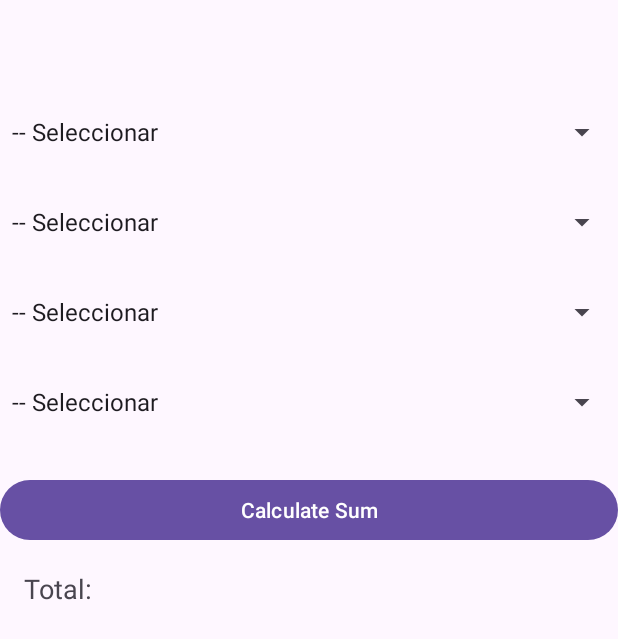
After one commit to Sheens507/Proyecto-Poala-Martin-cafeteria, an Android app: the SeleccionarComida screen opened directly, with no data from a screen before it, on a phone screen of 412 x 824 dp. The commit adds this screen. Shown: the top 639 px of the screen. Run offline under Robolectric (Android 15) with nearby library versions, the phone set to English and light mode, and no system bars.

Commit message:
Menu personalizado
Esta la base del codigo y el template, falta cambiar nombres de archivos y titulo a cada spinner and boton para la pasarela de pago

```diff
--- a/app/src/main/AndroidManifest.xml
+++ b/app/src/main/AndroidManifest.xml
@@ -15,7 +15,7 @@
         android:theme="@style/Theme.ProyectoProgressbar"
         tools:targetApi="31">
         <activity android:name=".Login"></activity>
-        <activity android:name=".Economico"></activity>
+        <activity android:name=".SeleccionarComida"></activity>
         <activity
             android:name=".MainActivity"
             android:exported="true">
--- a/app/src/main/java/com/example/proyectoprogressbar/Login.java
+++ b/app/src/main/java/com/example/proyectoprogressbar/Login.java
@@ -35,7 +35,7 @@ public class Login extends AppCompatActivity {
                     // Login exitoso
                     Toast.makeText(Login.this, "Login Successful", Toast.LENGTH_SHORT).show();
                     // Lanzar actividad Estudiante
-                    Intent intent = new Intent(Login.this, ECONOMICO.class);
+                    Intent intent = new Intent(Login.this, SeleccionarComida.class);
                     startActivity(intent);
                 } else {
                     // Login fallido
--- /dev/null
+++ b/app/src/main/java/com/example/proyectoprogressbar/SeleccionarComida.java
@@ -0,0 +1,76 @@
+// java/com/example/proyectoprogressbar/SeleccionarComida.java
+package com.example.proyectoprogressbar;
+
+import android.os.Bundle;
+import android.view.View;
+import android.widget.ArrayAdapter;
+import android.widget.Button;
+import android.widget.Spinner;
+import android.widget.TextView;
+
+import androidx.appcompat.app.AppCompatActivity;
+
+public class SeleccionarComida extends AppCompatActivity {
+
+    private Spinner spinnerProteina, spinnerCarbohidratos, spinnerAcompanamiento, spinnerBebida;
+    private TextView textResult;
+
+    // Arrays de ejemplo con sus respectivos valores, incluyendo la opción predeterminada
+    private String[] proteinas = {"-- Seleccionar", "Pollo - 100", "Carne - 150", "Pescado - 200"};
+    private String[] carbohidratos = {"-- Seleccionar", "Arroz - 50", "Pasta - 60", "Pan - 40"};
+    private String[] acompanamientos = {"-- Seleccionar", "Ensalada - 20", "Papas Fritas - 80", "Verduras - 30"};
+    private String[] bebidas = {"-- Seleccionar", "Agua - 0", "Jugo - 50", "Refresco - 70"};
+
+    @Override
+    protected void onCreate(Bundle savedInstanceState) {
+        super.onCreate(savedInstanceState);
+        setContentView(R.layout.activity_seleccionar_comida);
+
+        spinnerProteina = findViewById(R.id.spinner_proteina);
+        spinnerCarbohidratos = findViewById(R.id.spinner_carbohidratos);
+        spinnerAcompanamiento = findViewById(R.id.spinner_acompanamiento);
+        spinnerBebida = findViewById(R.id.spinner_bebida);
+        Button buttonCalculate = findViewById(R.id.button_calculate);
+        textResult = findViewById(R.id.text_result);
+
+        // Configurar adaptadores para los spinners
+        setUpSpinner(spinnerProteina, proteinas);
+        setUpSpinner(spinnerCarbohidratos, carbohidratos);
+        setUpSpinner(spinnerAcompanamiento, acompanamientos);
+        setUpSpinner(spinnerBebida, bebidas);
+
+        buttonCalculate.setOnClickListener(new View.OnClickListener() {
+            @Override
+            public void onClick(View v) {
+                int total = calculateTotal();
+                textResult.setText("Result: " + total);
+            }
+        });
+    }
+
+    private void setUpSpinner(Spinner spinner, String[] items) {
+        ArrayAdapter<String> adapter = new ArrayAdapter<>(this, android.R.layout.simple_spinner_item, items);
+        adapter.setDropDownViewResource(android.R.layout.simple_spinner_dropdown_item);
+        spinner.setAdapter(adapter);
+    }
+
+    private int calculateTotal() {
+        int total = 0;
+
+        total += getValueFromSelection(spinnerProteina);
+        total += getValueFromSelection(spinnerCarbohidratos);
+        total += getValueFromSelection(spinnerAcompanamiento);
+        total += getValueFromSelection(spinnerBebida);
+
+        return total;
+    }
+
+    private int getValueFromSelection(Spinner spinner) {
+        String selectedItem = (String) spinner.getSelectedItem();
+        if (selectedItem.equals("-- Seleccionar")) {
+            return 0;
+        }
+        String[] parts = selectedItem.split(" - ");
+        return Integer.parseInt(parts[1]);
+    }
+}
--- /dev/null
+++ b/app/src/main/res/layout/activity_seleccionar_comida.xml
@@ -0,0 +1,56 @@
+<?xml version="1.0" encoding="utf-8"?>
+
+<RelativeLayout xmlns:android="http://schemas.android.com/apk/res/android"
+    xmlns:tools="http://schemas.android.com/tools"
+    android:layout_width="match_parent"
+    android:layout_height="match_parent"
+    tools:context=".SeleccionarComida">
+
+    <Spinner
+        android:id="@+id/spinner_proteina"
+        android:layout_width="match_parent"
+        android:layout_height="wrap_content"
+        android:layout_alignParentTop="true"
+        android:layout_marginTop="76dp" />
+
+    <Spinner
+        android:id="@+id/spinner_acompanamiento"
+        android:layout_width="match_parent"
+        android:layout_height="wrap_content"
+        android:layout_below="@id/spinner_carbohidratos"
+        android:layout_marginTop="36dp" />
+
+    <Spinner
+        android:id="@+id/spinner_carbohidratos"
+        android:layout_width="match_parent"
+        android:layout_height="wrap_content"
+        android:layout_below="@id/spinner_proteina"
+        android:layout_marginTop="36dp" />
+
+    <Spinner
+        android:id="@+id/spinner_bebida"
+        android:layout_width="match_parent"
+        android:layout_height="wrap_content"
+        android:layout_below="@id/spinner_acompanamiento"
+        android:layout_marginTop="36dp"/>
+
+    <Button
+        android:id="@+id/button_calculate"
+        android:layout_width="match_parent"
+        android:layout_height="wrap_content"
+        android:layout_below="@id/spinner_bebida"
+        android:layout_marginTop="36dp"
+        android:text="Calculate Sum"/>
+
+    <TextView
+        android:id="@+id/text_result"
+        android:layout_width="match_parent"
+        android:layout_height="wrap_content"
+        android:layout_below="@id/button_calculate"
+        android:layout_margin="16dp"
+        android:layout_marginTop="124dp"
+        android:layout_marginBottom="16dp"
+        android:text="Total: "
+        android:textSize="18sp" />
+
+</RelativeLayout>
--- a/app/src/main/res/layout/login.xml
+++ b/app/src/main/res/layout/login.xml
@@ -18,10 +18,12 @@
         android:id="@+id/password"
         android:layout_width="match_parent"
         android:layout_height="wrap_content"
+        android:layout_below="@id/username"
         android:layout_margin="16dp"
-        android:layout_below="@id/username"
+        android:layout_marginTop="35dp"
+        android:layout_marginBottom="16dp"
         android:hint="Password"
-        android:inputType="textPassword"/>
+        android:inputType="textPassword" />
 
     <Button
         android:id="@+id/login_button"
```
